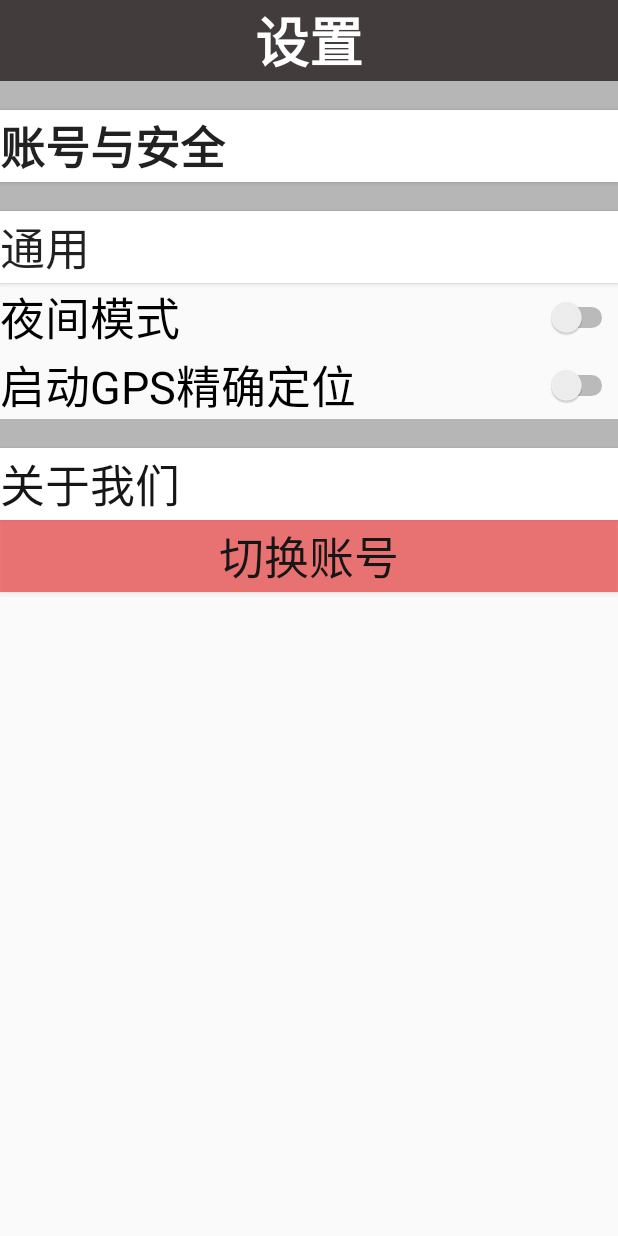
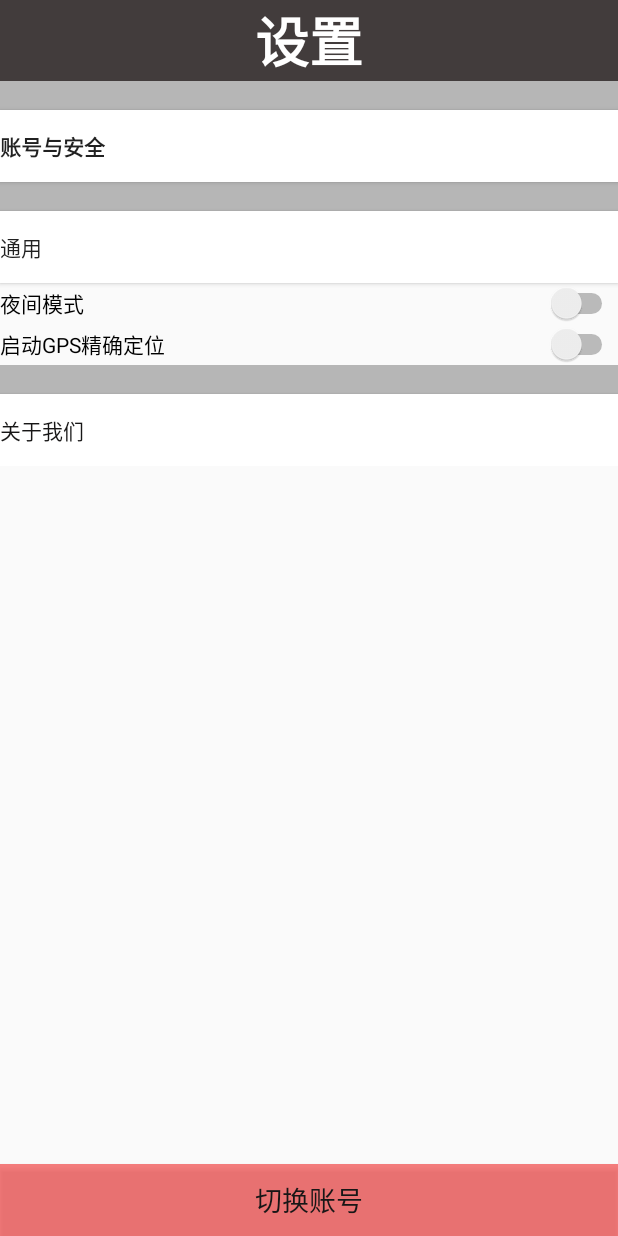
Before and after one commit to szyzstop3/EVCharger, an Android app: the SetFragment screen opened through its navigation route, on a phone screen of 412 x 824 dp. Run offline under Robolectric (Android 15) with nearby library versions, the phone set to English and light mode, and no system bars; libraries missing offline, so code that uses them is left out: com.huawei.hms.

Commit message:
新的提交2

```diff
--- a/app/src/main/java/com/example/evcharger/CustomerService_page.java
+++ b/app/src/main/java/com/example/evcharger/CustomerService_page.java
@@ -11,4 +11,6 @@ public class CustomerService_page extends AppCompatActivity {
         super.onCreate(savedInstanceState);
         setContentView(R.layout.activity_customer_service_page);
     }
+
+
 }
--- a/app/src/main/res/layout/fragment_judge_page_card2add1.xml
+++ b/app/src/main/res/layout/fragment_judge_page_card2add1.xml
@@ -132,7 +132,7 @@
                 android:id="@+id/textView13"
                 android:layout_width="wrap_content"
                 android:layout_height="40dp"
-                android:layout_marginStart="10dp"
+                android:layout_marginStart="45dp"
                 android:gravity="center_vertical"
                 android:text="2020-1-16 07:32:06-09:45:23"
                 android:textColor="#707677"
@@ -144,7 +144,7 @@
                 android:id="@+id/textView18"
                 android:layout_width="wrap_content"
                 android:layout_height="40dp"
-                android:layout_marginStart="10dp"
+                android:layout_marginStart="45dp"
                 android:gravity="center_vertical"
                 android:text="北京邮电大学沙河校区"
                 android:textColor="#707677"
@@ -156,7 +156,7 @@
                 android:id="@+id/textView19"
                 android:layout_width="wrap_content"
                 android:layout_height="wrap_content"
-                android:layout_marginStart="10dp"
+                android:layout_marginStart="15dp"
                 android:gravity="center_vertical"
                 android:text="95元（优惠券减15元）"
                 android:textColor="#707677"
--- a/app/src/main/res/layout/fragment_set.xml
+++ b/app/src/main/res/layout/fragment_set.xml
@@ -6,10 +6,36 @@
     android:layout_height="match_parent"
     tools:context=".SetFragment">
 
+    <androidx.constraintlayout.widget.ConstraintLayout
+        android:layout_width="match_parent"
+        android:layout_height="match_parent">
+
+        <androidx.constraintlayout.widget.Guideline
+            android:id="@+id/guideline28"
+            android:layout_width="wrap_content"
+            android:layout_height="wrap_content"
+            android:orientation="horizontal"
+            app:layout_constraintGuide_percent="1.0" />
+
+        <Button
+            android:id="@+id/button14"
+            android:layout_width="match_parent"
+            android:layout_height="wrap_content"
+            android:background="#86F11111"
+            android:gravity="center|center_vertical"
+            android:text="切换账号"
+            android:textColor="#171616"
+            android:textSize="18sp"
+            app:layout_constraintBottom_toBottomOf="parent"
+            tools:layout_editor_absoluteX="-32dp" />
+
         <LinearLayout
             android:layout_width="match_parent"
-        android:layout_height="match_parent"
-        android:orientation="vertical">
+            android:layout_height="wrap_content"
+            android:orientation="vertical"
+            app:layout_constraintEnd_toEndOf="parent"
+            app:layout_constraintStart_toStartOf="parent"
+            app:layout_constraintTop_toTopOf="parent">
 
             <TextView
                 android:id="@+id/textView6"
@@ -38,7 +64,7 @@
                 android:background="#FFFFFF"
                 android:gravity="left|center_vertical"
                 android:text="账号与安全"
-            android:textSize="30sp"
+                android:textSize="14sp"
                 android:textStyle="bold" />
 
             <TextView
@@ -55,21 +81,21 @@
                 android:background="#FFFFFF"
                 android:gravity="left|center_vertical"
                 android:text="通用"
-            android:textSize="30sp" />
+                android:textSize="14sp" />
 
             <Switch
                 android:id="@+id/switch1"
                 android:layout_width="match_parent"
                 android:layout_height="wrap_content"
                 android:text="夜间模式"
-            android:textSize="30sp" />
+                android:textSize="14sp" />
 
             <Switch
                 android:id="@+id/switch2"
                 android:layout_width="match_parent"
                 android:layout_height="wrap_content"
                 android:text="启动GPS精确定位"
-            android:textSize="30sp" />
+                android:textSize="14sp" />
 
             <TextView
                 android:id="@+id/textView7"
@@ -86,18 +112,9 @@
                 android:gravity="left|center_vertical"
                 android:text="关于我们"
                 android:textColor="#171616"
-            android:textSize="30sp" />
-
-        <Button
-            android:id="@+id/button14"
-            android:layout_width="match_parent"
-            android:layout_height="wrap_content"
-            android:background="#86F11111"
-            android:gravity="center|center_vertical"
-            android:text="切换账号"
-            android:textColor="#171616"
-            android:textSize="30sp" />
+                android:textSize="14sp" />
 
         </LinearLayout>
+    </androidx.constraintlayout.widget.ConstraintLayout>
 
 </FrameLayout>
```
Lines whose indentation alone changed are shown as unchanged.
